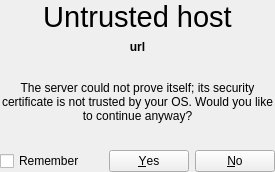
Esri/arcgis-maps-sdk-toolkit-qt, file uitools/widgets/Esri/ArcGISRuntime/Toolkit/Internal/SslHandshakeView.ui: the form before one commit.
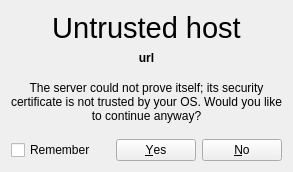
The form after the commit.

Commit message: Fixing some windows specific issues.

The edit to the form file:
```diff
--- a/uitools/widgets/Esri/ArcGISRuntime/Toolkit/Internal/SslHandshakeView.ui
+++ b/uitools/widgets/Esri/ArcGISRuntime/Toolkit/Internal/SslHandshakeView.ui
@@ -14,18 +14,6 @@
    <string>Untrusted host</string>
   </property>
   <layout class="QGridLayout" name="gridLayout">
-   <property name="leftMargin">
-    <number>0</number>
-   </property>
-   <property name="topMargin">
-    <number>0</number>
-   </property>
-   <property name="rightMargin">
-    <number>0</number>
-   </property>
-   <property name="bottomMargin">
-    <number>0</number>
-   </property>
    <item row="2" column="0" colspan="2">
     <widget class="QLabel" name="message">
      <property name="sizePolicy">
```
The commit also changes 3 other files.
